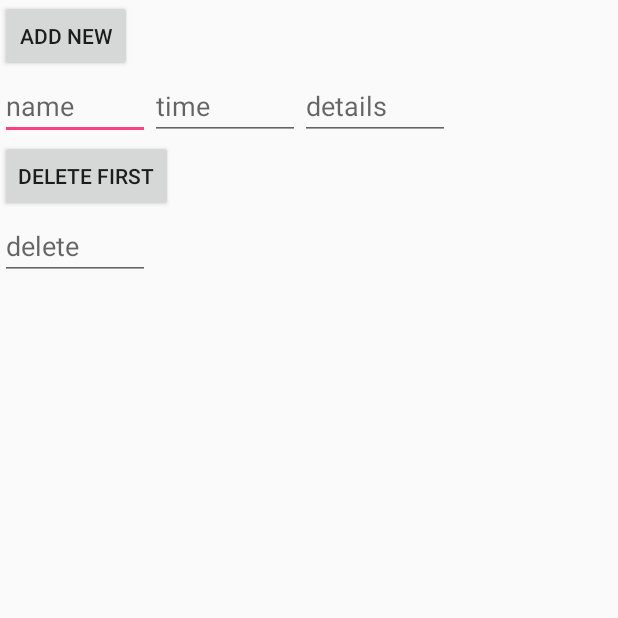
After one commit to KirnerErhard/Mobile, an Android app: the DatabaseActivity screen opened directly, with no data from a screen before it, on a phone screen of 412 x 824 dp, the top half of it. The commit adds this screen. Run offline under Robolectric (Android 15) with nearby library versions, the phone set to English and light mode, and no system bars.

Commit message:
crud android

```diff
--- a/MusicFestivalApp/app/src/main/AndroidManifest.xml
+++ b/MusicFestivalApp/app/src/main/AndroidManifest.xml
@@ -32,6 +32,10 @@
         <activity
             android:name=".ItemActivity"
             android:label="@string/title_activity_item"
+            android:theme="@style/AppTheme.NoActionBar" />
+        <activity
+            android:name=".DatabaseActivity"
+            android:label="@string/title_activity_database"
             android:theme="@style/AppTheme.NoActionBar"></activity>
     </application>
 
--- /dev/null
+++ b/MusicFestivalApp/app/src/main/java/com/example/rudy/musicfestivalapp/DataBase/ArtistDataSource.java
@@ -0,0 +1,91 @@
+package com.example.rudy.musicfestivalapp.DataBase;
+
+import android.content.ContentValues;
+import android.content.Context;
+import android.database.Cursor;
+import android.database.SQLException;
+import android.database.sqlite.SQLiteDatabase;
+
+import com.example.rudy.musicfestivalapp.Model.Artist;
+
+import java.util.ArrayList;
+import java.util.List;
+
+/**
+ * Created by rudy on 08.12.2016.
+ */
+
+public class ArtistDataSource {
+
+    private SQLiteDatabase database;
+    private MySqlHelper dbHelper;
+    private String[] allColumns =
+            {
+                    MySqlHelper.COLUMN_ID, MySqlHelper.COLUMN_ARTIST,
+                    MySqlHelper.COLUMN_TIME, MySqlHelper.COLUMN_DETAILS
+            };
+
+    public ArtistDataSource(Context context){
+        dbHelper = new MySqlHelper(context);
+    }
+
+    public void open() throws SQLException{
+        database = dbHelper.getWritableDatabase();
+    }
+
+    public void close(){
+        dbHelper.close();
+    }
+
+    public Artist createArtist(String name, String time, String details){
+        ContentValues values = new ContentValues();
+        values.put(MySqlHelper.COLUMN_ARTIST, name);
+        values.put(MySqlHelper.COLUMN_TIME, time);
+        values.put(MySqlHelper.COLUMN_DETAILS, details);
+
+        long id = database.insert(MySqlHelper.TABLE_ARTISTS, null, values);
+
+        Cursor cursor = database.query(MySqlHelper.TABLE_ARTISTS, allColumns,
+                MySqlHelper.COLUMN_ID + "=" + id
+                , null, null, null, null);
+
+        cursor.moveToFirst();
+        Artist artist = cursorToArtist(cursor);
+        cursor.close();
+
+        return artist;
+    }
+
+    public void deleteArtist(Artist artist){
+        long id = artist.getId();
+        database.delete(MySqlHelper.TABLE_ARTISTS, MySqlHelper.COLUMN_ID + " = " + id,
+                null);
+
+    }
+
+    public List<Artist> getAlArtists(){
+        List<Artist> artists = new ArrayList<Artist>();
+
+        Cursor cursor = database.query(MySqlHelper.TABLE_ARTISTS, allColumns,
+                null, null, null, null, null);
+
+        cursor.moveToFirst();
+        while (!cursor.isAfterLast()){
+            Artist artist = cursorToArtist(cursor);
+            artists.add(artist);
+            cursor.moveToNext();
+        }
+        cursor.close();
+        return artists;
+    }
+
+    private Artist cursorToArtist(Cursor cursor) {
+        Artist artist = new Artist();
+        artist.setId(cursor.getLong(0));
+        artist.setName(cursor.getString(1));
+        artist.setTime(cursor.getString(2));
+        artist.setDetails(cursor.getString(3));
+        return artist;
+    }
+
+}
--- /dev/null
+++ b/MusicFestivalApp/app/src/main/java/com/example/rudy/musicfestivalapp/DataBase/MySqlHelper.java
@@ -0,0 +1,44 @@
+package com.example.rudy.musicfestivalapp.DataBase;
+
+import android.content.Context;
+import android.database.sqlite.SQLiteDatabase;
+import android.database.sqlite.SQLiteOpenHelper;
+import android.util.Log;
+
+/**
+ * Created by rudy on 08.12.2016.
+ */
+
+public class MySqlHelper extends SQLiteOpenHelper {
+
+    public static final String TABLE_ARTISTS = "artists";
+    public static final String COLUMN_ID = "_id";
+    public static final String COLUMN_ARTIST = "artist";
+    public static final String COLUMN_TIME = "time";
+    public static final String COLUMN_DETAILS = "details";
+
+    private static final int DATABASE_VERSION = 1;
+    private static final String DATABASE_NAME = "musicfestival.db";
+
+    private static final String DATABASE_CREATE = "create table " + TABLE_ARTISTS + "( " +
+            COLUMN_ID + " integer primary key autoincrement, " + COLUMN_ARTIST + " text not null, "
+            + COLUMN_TIME + " text not null, " + COLUMN_DETAILS + " text not null);";
+
+    public MySqlHelper(Context context) {
+        super(context, DATABASE_NAME, null, DATABASE_VERSION);
+    }
+
+    @Override
+    public void onCreate(SQLiteDatabase sqLiteDatabase) {
+        sqLiteDatabase.execSQL(DATABASE_CREATE);
+    }
+
+    @Override
+    public void onUpgrade(SQLiteDatabase sqLiteDatabase, int old, int neW) {
+        Log.w(MySqlHelper.class.getName(),
+                "Upgrading database from version " + old + " to "
+                        + neW + ", which will destroy all old data");
+        sqLiteDatabase.execSQL("DROP TABLE IF EXISTS " + TABLE_ARTISTS);
+        onCreate(sqLiteDatabase);
+    }
+}
--- /dev/null
+++ b/MusicFestivalApp/app/src/main/java/com/example/rudy/musicfestivalapp/DatabaseActivity.java
@@ -0,0 +1,87 @@
+package com.example.rudy.musicfestivalapp;
+
+import android.os.Bundle;
+import android.support.design.widget.FloatingActionButton;
+import android.support.design.widget.Snackbar;
+import android.support.v7.app.AppCompatActivity;
+import android.support.v7.widget.Toolbar;
+import android.view.View;
+import android.app.ListActivity;
+import android.widget.ArrayAdapter;
+import android.widget.EditText;
+
+import com.example.rudy.musicfestivalapp.DataBase.ArtistDataSource;
+import com.example.rudy.musicfestivalapp.Model.Artist;
+
+import java.util.List;
+import java.util.Random;
+
+public class DatabaseActivity extends ListActivity {
+
+    private ArtistDataSource artistDataSource;
+
+    @Override
+    protected void onCreate(Bundle savedInstanceState) {
+        super.onCreate(savedInstanceState);
+        setContentView(R.layout.main);
+
+        artistDataSource = new ArtistDataSource(this);
+
+        artistDataSource.open();
+
+        List<Artist> values = artistDataSource.getAlArtists();
+
+        ArrayAdapter<Artist> adapter = new ArrayAdapter<Artist>
+                (this, android.R.layout.simple_list_item_1, values);
+
+        setListAdapter(adapter);
+    }
+
+    public void onClick(View view) {
+        @SuppressWarnings("unchecked")
+        ArrayAdapter<Artist> adapter = (ArrayAdapter<Artist>) getListAdapter();
+        Artist artist = null;
+        switch (view.getId()) {
+            case R.id.add:
+
+                EditText edit = (EditText)findViewById(R.id.name);
+//                String name = "artist";
+                String name = edit.getText().toString();
+//                String time = "20:00";
+                edit = (EditText)findViewById(R.id.time);
+                String time =edit.getText().toString();
+                edit = (EditText)findViewById(R.id.detail);
+                String details = edit.getText().toString();
+
+//                String details = "live";
+
+                artist = artistDataSource.createArtist(name, time, details);
+                adapter.add(artist);
+                break;
+            case R.id.delete:
+                if (getListAdapter().getCount() > 0) {
+                    edit = (EditText)findViewById(R.id.deleteId);
+                    String deleteId = edit.getText().toString();
+                    artist = (Artist) getListAdapter().getItem(Integer.parseInt(deleteId));
+                    artistDataSource.deleteArtist(artist);
+                    adapter.remove(artist);
+                }
+                break;
+        }
+        adapter.notifyDataSetChanged();
+    }
+
+    @Override
+    protected void onResume() {
+        artistDataSource.open();
+        super.onResume();
+    }
+
+    @Override
+    protected void onPause() {
+        artistDataSource.close();
+        super.onPause();
+    }
+
+
+}
--- a/MusicFestivalApp/app/src/main/java/com/example/rudy/musicfestivalapp/LoginActivity.java
+++ b/MusicFestivalApp/app/src/main/java/com/example/rudy/musicfestivalapp/LoginActivity.java
@@ -343,7 +343,7 @@ public class LoginActivity extends AppCompatActivity implements LoaderCallbacks<
                 finish();
 
                 // create new activity
-                Intent i = new Intent(LoginActivity.this, MainActivity.class);
+                Intent i = new Intent(LoginActivity.this, DatabaseActivity.class);
                 startActivity(i);
 
                 // send mail
--- /dev/null
+++ b/MusicFestivalApp/app/src/main/res/layout/main.xml
@@ -0,0 +1,65 @@
+<?xml version="1.0" encoding="utf-8"?>
+<LinearLayout xmlns:android="http://schemas.android.com/apk/res/android"
+    android:orientation="vertical" android:layout_width="match_parent"
+    android:layout_height="match_parent">
+
+    <LinearLayout
+        android:id="@+id/group1"
+        android:layout_width="wrap_content"
+        android:layout_height="wrap_content" >
+
+        <Button
+            android:id="@+id/add"
+            android:layout_width="wrap_content"
+            android:layout_height="wrap_content"
+            android:text="Add New"
+            android:onClick="onClick"/>
+
+    </LinearLayout>
+
+
+    <LinearLayout
+        android:id="@+id/group2"
+        android:layout_width="wrap_content"
+        android:layout_height="wrap_content" >
+
+    <EditText
+        android:id="@+id/name"
+        android:layout_width="100dp"
+        android:layout_height="wrap_content"
+        android:hint="name"/>
+
+        <EditText
+            android:id="@+id/time"
+            android:layout_width="100dp"
+        android:layout_height="wrap_content"
+        android:hint="time"/>
+
+        <EditText
+            android:id="@+id/detail"
+
+            android:layout_width="100dp"
+        android:layout_height="wrap_content"
+        android:hint="details"/>
+    </LinearLayout>
+
+    <Button
+        android:id="@+id/delete"
+        android:layout_width="wrap_content"
+        android:layout_height="wrap_content"
+        android:text="Delete First"
+        android:onClick="onClick"/>
+
+    <EditText
+        android:id="@+id/deleteId"
+        android:layout_width="100dp"
+        android:layout_height="wrap_content"
+        android:hint="delete"/>
+
+    <ListView
+        android:id="@android:id/list"
+        android:layout_width="match_parent"
+        android:layout_height="wrap_content"
+        />
+
+</LinearLayout>
--- a/MusicFestivalApp/app/src/main/res/values/strings.xml
+++ b/MusicFestivalApp/app/src/main/res/values/strings.xml
@@ -15,4 +15,6 @@
     </string>
     <string name="title_activity_main">MainActivity</string>
     <string name="title_activity_item">ItemActivity</string>
+    <string name="title_activity_database_acttivity">DatabaseActtivity</string>
+    <string name="title_activity_database">DatabaseActivity</string>
 </resources>
```
Also changed, not shown: MusicFestivalApp/app/src/main/java/com/example/rudy/musicfestivalapp/Model/Artist.java (added, +50 -0 lines), MusicFestivalApp/app/src/main/res/layout/activity_database.xml (added, +34 -0 lines), MusicFestivalApp/app/src/main/res/layout/content_database.xml (added, +16 -0 lines).
